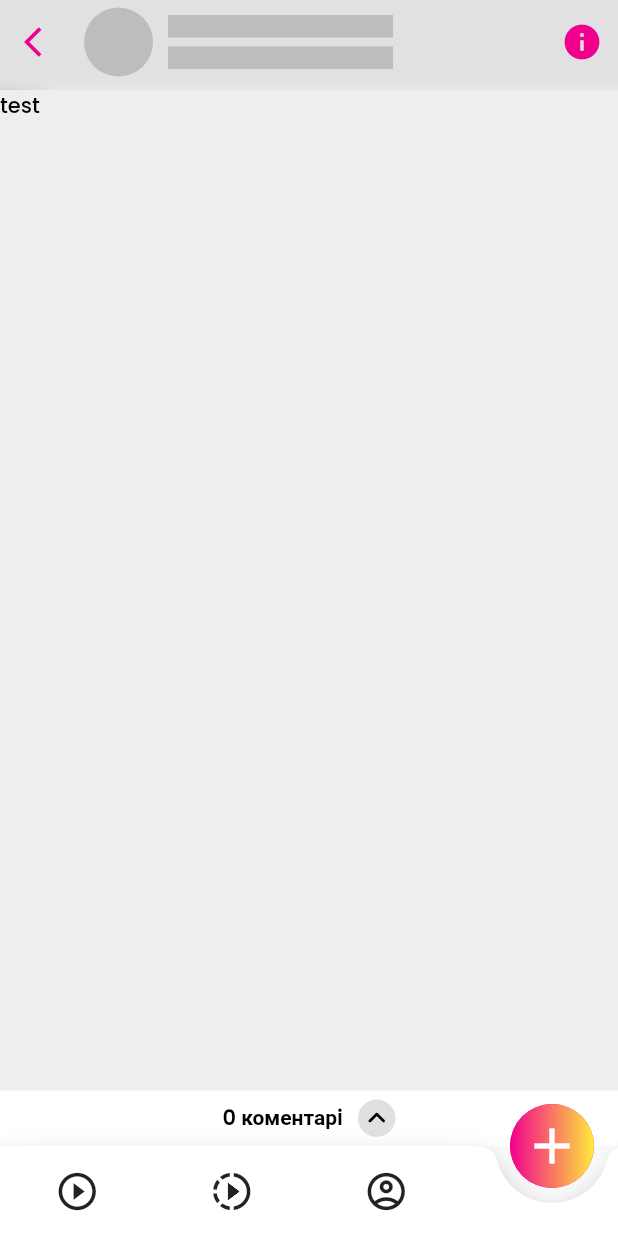
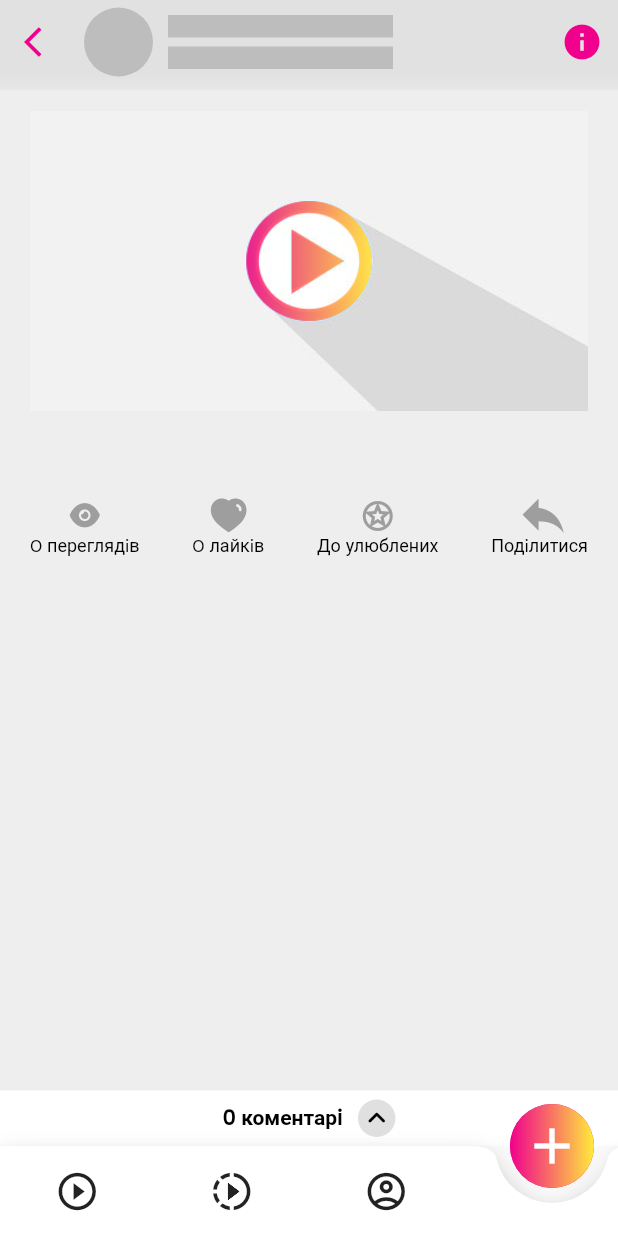
Before and after one commit to illia-kravets/OyBoyMobile, a Flutter app: the DetailVideoSkeleton widget shown alone on an empty page, opened directly, on a phone screen of 412 x 824 dp. Run offline on Flutter 3.47's test engine with Material 2 defaults, Android fonts, the phone set to English and light mode, and no system bars; our stand-ins replace cached_network_image, easy_localization, get_it, google_fonts, image_picker, shared_preferences and 1 more; missing offline and left inert: flutter_share, image_picker_for_web, shared_preferences_web; accounts and stored records are empty; network calls fail; statements that could not run were skipped.

Commit message:
detail video card

```diff
--- a/assets/translations/uk.json
+++ b/assets/translations/uk.json
@@ -69,5 +69,8 @@
     "reportSent": "Скаргу вiдправлено",
 
     "comments": "коментарi",
-    "commentPlaceholder": "Введiть текст коментаря"
+    "commentPlaceholder": "Введiть текст коментаря",
+    "share": "Подiлитися",
+    "toFavourite": "До улюблених",
+    "channelVideos": "Iншi вiдео автора"
 }
--- a/lib/data/managers/detailVideo.dart
+++ b/lib/data/managers/detailVideo.dart
@@ -5,20 +5,17 @@ class DetailVideoManager extends CRUDManager<VideoRepository> {
   DetailVideoManager({required this.video});
 
   final Video video;
+  List<Video> authorCards = [];
 
   @override
   void initialize() async {
     isLoading = false;
+    authorCards.add(video);
   }
 
-  void like(String text) async {
-  }
+  void like() async {}
 
-  void favourite(String text) async {
+  void favourite() async {}
 
-  }
-
-  void view(String text) async {
-
-  }
+  void view() async {}
 }
--- a/lib/data/models/video.dart
+++ b/lib/data/models/video.dart
@@ -14,6 +14,7 @@ class Video extends BaseModel {
       this.createdAt,
       this.viewCount = 0,
       this.likeCount = 0,
+      this.liked = false,
       this.banner = "",
       this.video = "",
       this.description,
@@ -29,18 +30,19 @@ class Video extends BaseModel {
   String? createdAt;
   String? description;
   String? type;
+  bool liked = false;
   num viewCount = 0;
   num likeCount = 0;
   Profile? channel;
   int? channel_id;
 
   static Video fromJson(Map<dynamic, dynamic> data) {
-
     return Video(
         id: data["id"],
         name: data["name"],
         duration: data["duration"],
         createdAt: data['created_at'].split("T")[0],
+        liked: data["liked"] ?? false,
         viewCount: data["views"] ?? 0,
         likeCount: data["likes"] ?? 0,
         banner: data["banner"],
--- /dev/null
+++ b/lib/widgets/detailVideo/iconsBar.dart
@@ -0,0 +1,63 @@
+import 'package:easy_localization/easy_localization.dart';
+import "package:flutter/material.dart";
+import 'package:flutter_share/flutter_share.dart';
+import 'package:oyboy/constants/defaults.dart';
+import 'package:oyboy/data/export.dart';
+import 'package:oyboy/data/managers/detailVideo.dart';
+import 'package:oyboy/my_icons.dart';
+import 'package:provider/provider.dart';
+
+class IconsBar extends StatelessWidget {
+  const IconsBar({Key? key}) : super(key: key);
+
+  @override
+  Widget build(BuildContext context) {
+    DetailVideoManager manager = context.read<DetailVideoManager>();
+    Video video = context.select((DetailVideoManager m) => m.video);
+    return Container(
+      child: Row(
+        mainAxisAlignment: MainAxisAlignment.spaceBetween,
+        crossAxisAlignment: CrossAxisAlignment.start,
+        children: [
+          iconItem(context, CustomIcon.video_view,
+              "${video.viewCount} ${'views'.tr()}"),
+          iconItem(context, CustomIcon.video_heart,
+              "${video.likeCount} ${'likes'.tr()}",
+              onTap: () => manager.like(), selected: video.liked),
+          iconItem(
+            context,
+            AppIcon.favourite.icon,
+            "toFavourite".tr(),
+            onTap: () => manager.favourite(),
+          ),
+          iconItem(
+            context,
+            CustomIcon.reply,
+            "share".tr(),
+            onTap: () async {
+              await FlutterShare.share(
+                  title: video.name,
+                  text: video.name,
+                  linkUrl: video.video,
+                  chooserTitle: video.name);
+            },
+          ),
+        ],
+      ),
+    );
+  }
+
+  Widget iconItem(BuildContext context, IconData icon, String text,
+      {bool selected = false, Function()? onTap}) {
+    ThemeData theme = Theme.of(context);
+    return GestureDetector(
+      onTap: onTap,
+      child: Column(
+        children: [
+          Icon(icon, color: selected ? theme.primaryColor : Colors.grey),
+          Text(text, style: theme.textTheme.subtitle1)
+        ],
+      ),
+    );
+  }
+}
--- a/lib/widgets/detailVideo/skeleton.dart
+++ b/lib/widgets/detailVideo/skeleton.dart
@@ -2,15 +2,19 @@ import 'package:flutter/material.dart';
 import 'package:oyboy/data/managers/comment.dart';
 import 'package:oyboy/data/managers/detailVideo.dart';
 import 'package:oyboy/widgets/default/default_page.dart';
+import 'package:oyboy/widgets/detailVideo/videoPlayer.dart';
 import 'package:provider/provider.dart';
 
 import '../comments/commentCount.dart';
 import '../comments/commentPage.dart';
 import '../comments/commentSkeleton.dart';
 import '../short/detailAppbar.dart';
+import 'iconsBar.dart';
+import 'moreVideos.dart';
+import 'titleDropdown.dart';
 
 class DetailVideoSkeleton extends StatefulWidget {
-  const DetailVideoSkeleton({ Key? key }) : super(key: key);
+  const DetailVideoSkeleton({Key? key}) : super(key: key);
 
   @override
   State<DetailVideoSkeleton> createState() => _DetailVideoSkeletonState();
@@ -34,17 +38,33 @@ class _DetailVideoSkeletonState extends State<DetailVideoSkeleton> {
         preferredSize: const Size.fromHeight(60.0),
         child: DetailVideoAppBar(video: videoManager.video),
       ),
-      // extendBody: true,
-      body: Stack(
-            children: [
+      body: Stack(children: [
         Container(
+            padding: const EdgeInsets.symmetric(horizontal: 20, vertical: 14),
             color: Colors.grey[200],
             height: MediaQuery.of(context).size.height,
             width: MediaQuery.of(context).size.width,
-                child: const SingleChildScrollView(
-                  child: Text("test"),
-                )
+            child: SingleChildScrollView(
+              child: Column(
+                mainAxisAlignment: MainAxisAlignment.center,
+                children: [
+                  const DetailVideoPlayer(),
+                  const SizedBox(
+                    height: 14,
                   ),
+                  TitleDropdown(
+                      video: context.read<DetailVideoManager>().video),
+                  const SizedBox(
+                    height: 14,
+                  ),
+                  const IconsBar(),
+                  const SizedBox(
+                    height: 14,
+                  ),
+                  // const MoreChannelVideos()
+                ],
+              ),
+            )),
         Positioned(
           bottom: 0,
           child: CommentCount(
@@ -55,12 +75,13 @@ class _DetailVideoSkeletonState extends State<DetailVideoSkeleton> {
                         topLeft: Radius.circular(15),
                         topRight: Radius.circular(15))),
                 context: context,
-                    builder: (context) =>
-                        ChangeNotifierProvider.value(value: commentManager, child: CommentPageSkeleton(initialize: false),) ),
+                builder: (context) => ChangeNotifierProvider.value(
+                      value: commentManager,
+                      child: CommentPageSkeleton(initialize: false),
+                    )),
           ),
         )
-            ]
-          ),
+      ]),
     );
   }
 }
--- /dev/null
+++ b/lib/widgets/detailVideo/titleDropdown.dart
@@ -0,0 +1,71 @@
+import 'package:easy_localization/easy_localization.dart';
+import "package:flutter/material.dart";
+import 'package:flutter_share/flutter_share.dart';
+import 'package:google_fonts/google_fonts.dart';
+import 'package:oyboy/constants/defaults.dart';
+import 'package:oyboy/data/export.dart';
+import 'package:oyboy/data/managers/detailVideo.dart';
+import 'package:oyboy/my_icons.dart';
+import 'package:provider/provider.dart';
+
+class TitleDropdown extends StatefulWidget {
+  const TitleDropdown({Key? key, required this.video}) : super(key: key);
+
+  final Video video;
+
+  @override
+  State<TitleDropdown> createState() => _TitleDropdownState();
+}
+
+class _TitleDropdownState extends State<TitleDropdown> {
+  bool expandedBar = false;
+
+  @override
+  Widget build(BuildContext context) {
+    ThemeData theme = Theme.of(context);
+    return Column(children: [
+      Row(
+        crossAxisAlignment: CrossAxisAlignment.start,
+        children: [
+          SizedBox(
+            width: MediaQuery.of(context).size.width - 80,
+            child: Text(widget.video.name,
+                style: theme.textTheme.headline4, softWrap: true),
+          ),
+          const SizedBox(
+            width: 15,
+          ),
+          if (widget.video != null && widget.video.description!.isNotEmpty)
+            GestureDetector(
+              onTap: () => setState(() => expandedBar = !expandedBar),
+              child: Container(
+                width: 25,
+                height: 25,
+                child: Icon(
+                  expandedBar
+                      ? Icons.keyboard_arrow_up_rounded
+                      : Icons.keyboard_arrow_down_rounded,
+                  color: Colors.black,
+                ),
+                decoration: BoxDecoration(
+                  color: Colors.grey[350],
+                  shape: BoxShape.circle,
+                ),
+              ),
+            )
+        ],
+      ),
+      AnimatedSwitcher(
+          duration: const Duration(milliseconds: 200),
+          child: expandedBar
+              ? Padding(
+                  padding: const EdgeInsets.symmetric(vertical: 14),
+                  child: Text(widget.video.description ?? "",
+                      textAlign: TextAlign.start,
+                      style: theme.textTheme.bodyText1,
+                      softWrap: true),
+                )
+              : Container())
+    ]);
+  }
+}
--- /dev/null
+++ b/lib/widgets/detailVideo/videoPlayer.dart
@@ -0,0 +1,27 @@
+import 'package:flutter/material.dart';
+import 'package:oyboy/data/managers/comment.dart';
+import 'package:oyboy/data/managers/detailVideo.dart';
+import 'package:oyboy/widgets/default/default_page.dart';
+import 'package:provider/provider.dart';
+
+import '../comments/commentCount.dart';
+import '../comments/commentPage.dart';
+import '../comments/commentSkeleton.dart';
+import '../short/detailAppbar.dart';
+import 'iconsBar.dart';
+
+class DetailVideoPlayer extends StatelessWidget {
+  const DetailVideoPlayer({Key? key}) : super(key: key);
+
+  @override
+  Widget build(BuildContext context) {
+    return Container(
+      height: 200,
+      decoration: BoxDecoration(
+        image: DecorationImage(
+            image: AssetImage("assets/images/video_placeholder.png"),
+            fit: BoxFit.fill),
+      ),
+    );
+  }
+}
```
Also changed, not shown: lib/widgets/default/loadingVideoBanner.dart (added, +28 -0 lines), lib/widgets/detailVideo/moreVideos.dart (added, +125 -0 lines), lib/widgets/video/card.dart (+10 -13 lines), lib/generated/codegen_loader.g.dart, 2 other files. Lines whose indentation alone changed are shown as unchanged.
